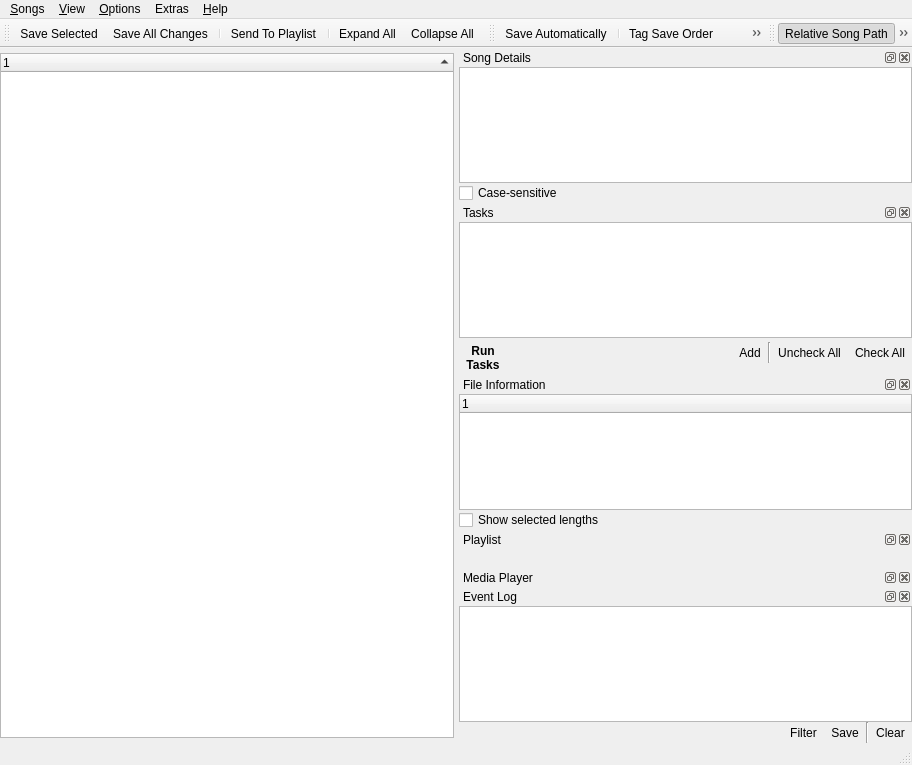
UltraStar-Deluxe/UltraStar-Manager, file uman/src/QUMainWindow.ui: the form before one commit.
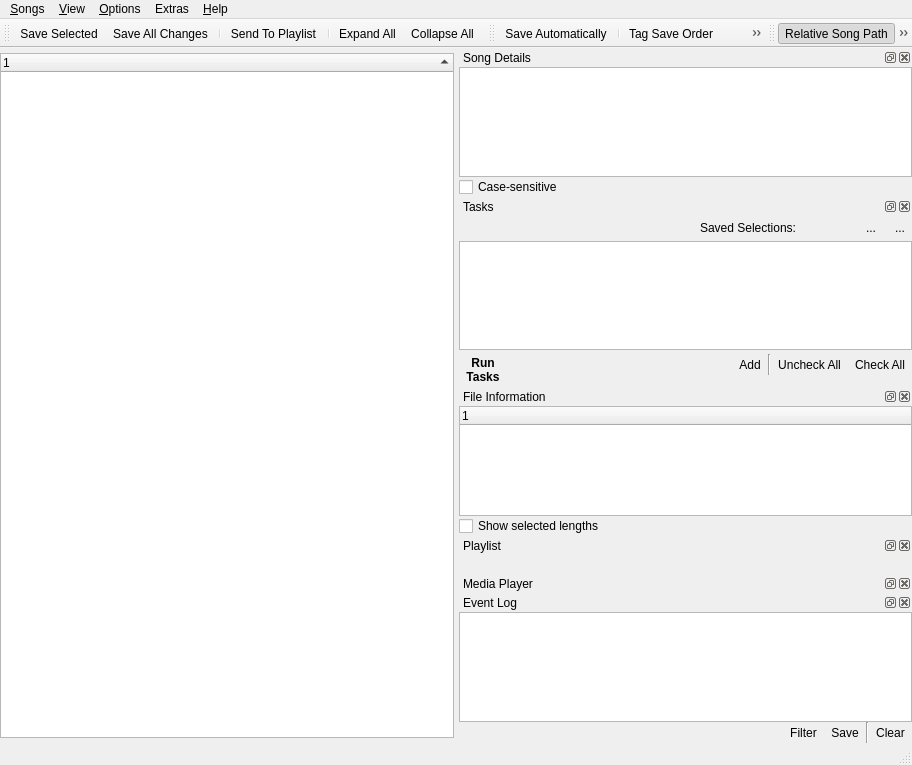
The form after the commit. Icons and pictures are not drawn. Custom widgets are drawn as their Qt base class.

Commit message: - save selections for task list

```diff
--- a/uman/src/QUMainWindow.ui
+++ b/uman/src/QUMainWindow.ui
@@ -180,6 +180,107 @@
           <property name="margin">
            <number>0</number>
           </property>
+          <item>
+           <layout class="QHBoxLayout">
+            <property name="spacing">
+             <number>5</number>
+            </property>
+            <item>
+             <spacer name="horizontalSpacer_2">
+              <property name="orientation">
+               <enum>Qt::Horizontal</enum>
+              </property>
+              <property name="sizeHint" stdset="0">
+               <size>
+                <width>40</width>
+                <height>20</height>
+               </size>
+              </property>
+             </spacer>
+            </item>
+            <item>
+             <widget class="QLabel" name="label">
+              <property name="text">
+               <string>Saved Selections:</string>
+              </property>
+             </widget>
+            </item>
+            <item>
+             <widget class="QToolButton" name="tasksSlot1Btn">
+              <property name="icon">
+               <iconset resource="resources/uman.qrc">
+                <normaloff>:/marks/flag_blue.png</normaloff>:/marks/flag_blue.png</iconset>
+              </property>
+              <property name="checkable">
+               <bool>true</bool>
+              </property>
+              <property name="autoExclusive">
+               <bool>true</bool>
+              </property>
+              <property name="autoRaise">
+               <bool>true</bool>
+              </property>
+             </widget>
+            </item>
+            <item>
+             <widget class="QToolButton" name="tasksSlot2Btn">
+              <property name="icon">
+               <iconset resource="resources/uman.qrc">
+                <normaloff>:/marks/flag_green.png</normaloff>:/marks/flag_green.png</iconset>
+              </property>
+              <property name="checkable">
+               <bool>true</bool>
+              </property>
+              <property name="autoExclusive">
+               <bool>true</bool>
+              </property>
+              <property name="autoRaise">
+               <bool>true</bool>
+              </property>
+             </widget>
+            </item>
+            <item>
+             <widget class="QToolButton" name="tasksSlot3Btn">
+              <property name="text">
+               <string>...</string>
+              </property>
+              <property name="icon">
+               <iconset resource="resources/uman.qrc">
+                <normaloff>:/marks/flag_yellow.png</normaloff>:/marks/flag_yellow.png</iconset>
+              </property>
+              <property name="checkable">
+               <bool>true</bool>
+              </property>
+              <property name="autoExclusive">
+               <bool>true</bool>
+              </property>
+              <property name="autoRaise">
+               <bool>true</bool>
+              </property>
+             </widget>
+            </item>
+            <item>
+             <widget class="QToolButton" name="tasksSlot4Btn">
+              <property name="text">
+               <string>...</string>
+              </property>
+              <property name="icon">
+               <iconset resource="resources/uman.qrc">
+                <normaloff>:/marks/flag_red.png</normaloff>:/marks/flag_red.png</iconset>
+              </property>
+              <property name="checkable">
+               <bool>true</bool>
+              </property>
+              <property name="autoExclusive">
+               <bool>true</bool>
+              </property>
+              <property name="autoRaise">
+               <bool>true</bool>
+              </property>
+             </widget>
+            </item>
+           </layout>
+          </item>
           <item>
            <widget class="QUTaskList" name="taskList">
             <property name="sizePolicy">
```
The commit also changes 10 other files.
